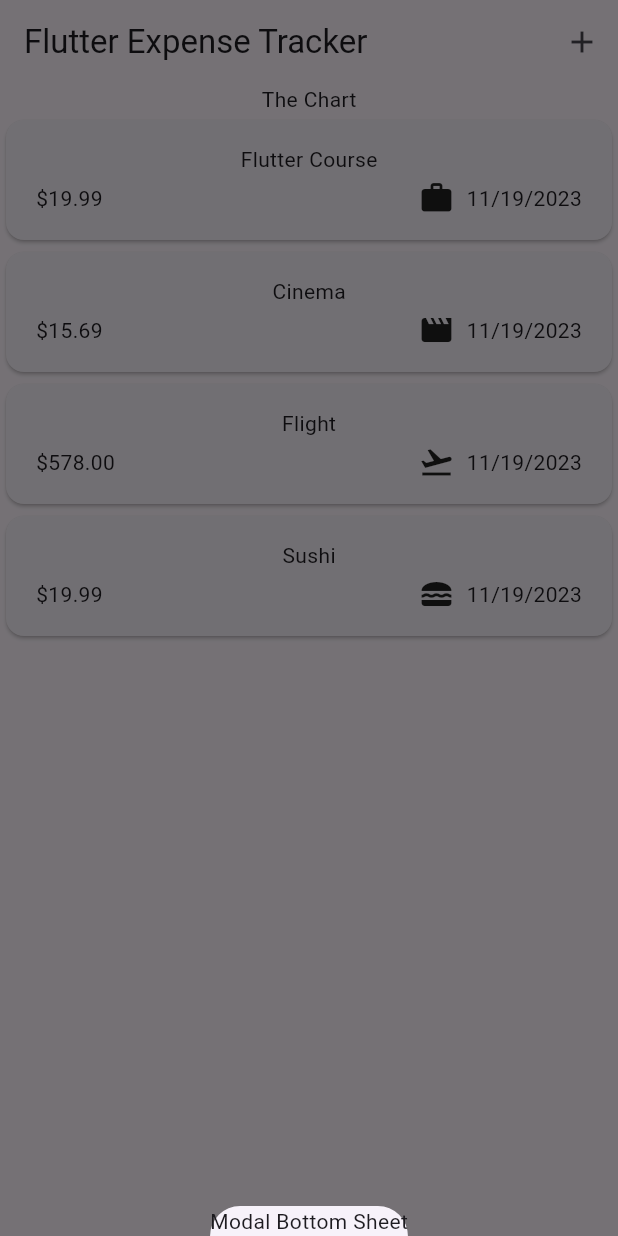
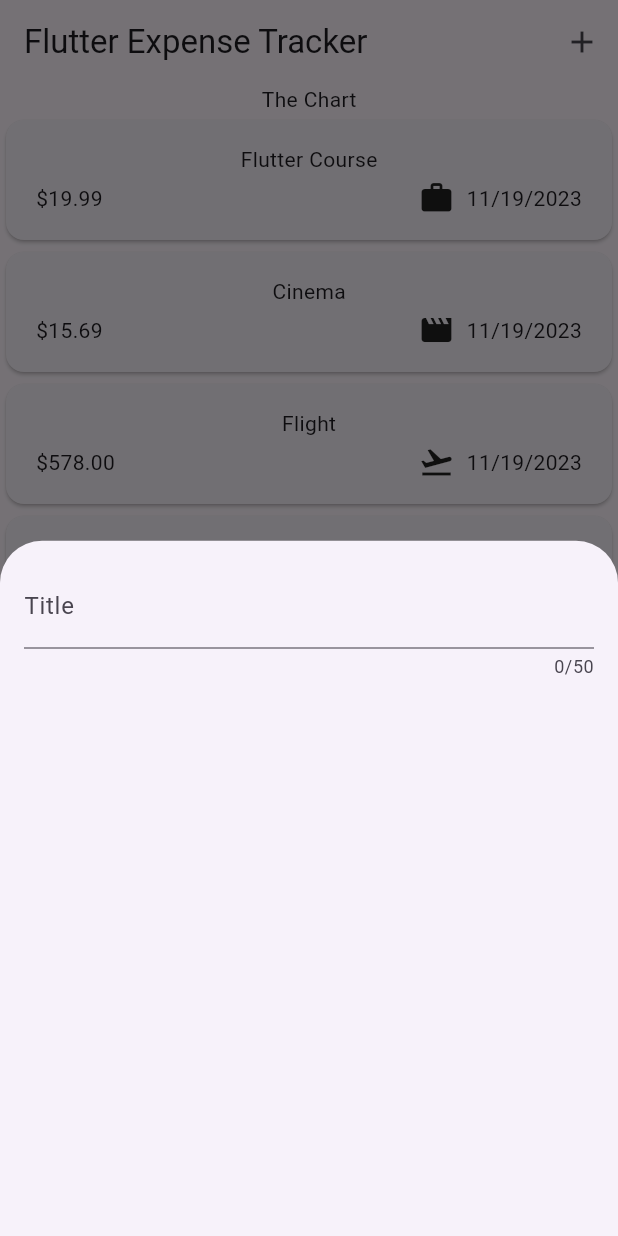
Before and after one commit to simpleittools/expense_tracker, a Flutter app: the screen it shows after launch, after a tap on the "add" icon, on a phone screen of 412 x 824 dp. Run offline on Flutter 3.47's test engine with Material 2 defaults, Android fonts, the phone set to English and light mode, and no system bars.

Commit message:
create NewExpense class in new_expense.dart. This holds the form to input a new expense. Add the NewExpense class to display in the _openAddExpenseOverlay in expenses.dart.

```diff
--- a/lib/widgets/expenses.dart
+++ b/lib/widgets/expenses.dart
@@ -1,4 +1,5 @@
 import 'package:expense_tracker/widgets/expenses_list/expenses_list.dart';
+import 'package:expense_tracker/widgets/new_expense.dart';
 import 'package:flutter/material.dart';
 
 import '../models/expense.dart';
@@ -40,7 +41,7 @@
     // open the overlay
     showModalBottomSheet(
       context: context,
-      builder: (ctx) => Text('Modal Bottom Sheet'),
+      builder: (ctx) => const NewExpense(),
     );
   }
 
--- /dev/null
+++ b/lib/widgets/new_expense.dart
@@ -0,0 +1,31 @@
+import 'package:flutter/material.dart';
+
+class NewExpense extends StatefulWidget {
+  const NewExpense({super.key});
+
+  @override
+  State<StatefulWidget> createState() {
+    return _NewExpenseState();
+  }
+}
+
+class _NewExpenseState extends State<NewExpense> {
+  @override
+  Widget build(BuildContext context) {
+    return const Padding(
+      padding: EdgeInsets.all(16),
+      child: Column(
+        children: [
+          TextField(
+            maxLength: 50,
+            // KeyboardType of TextInputType.text is the default, therefore does not need to be set
+            keyboardType: TextInputType.text,
+            decoration: InputDecoration(
+              label: Text('Title'),
+            ),
+          ),
+        ],
+      ),
+    );
+  }
+}
```
